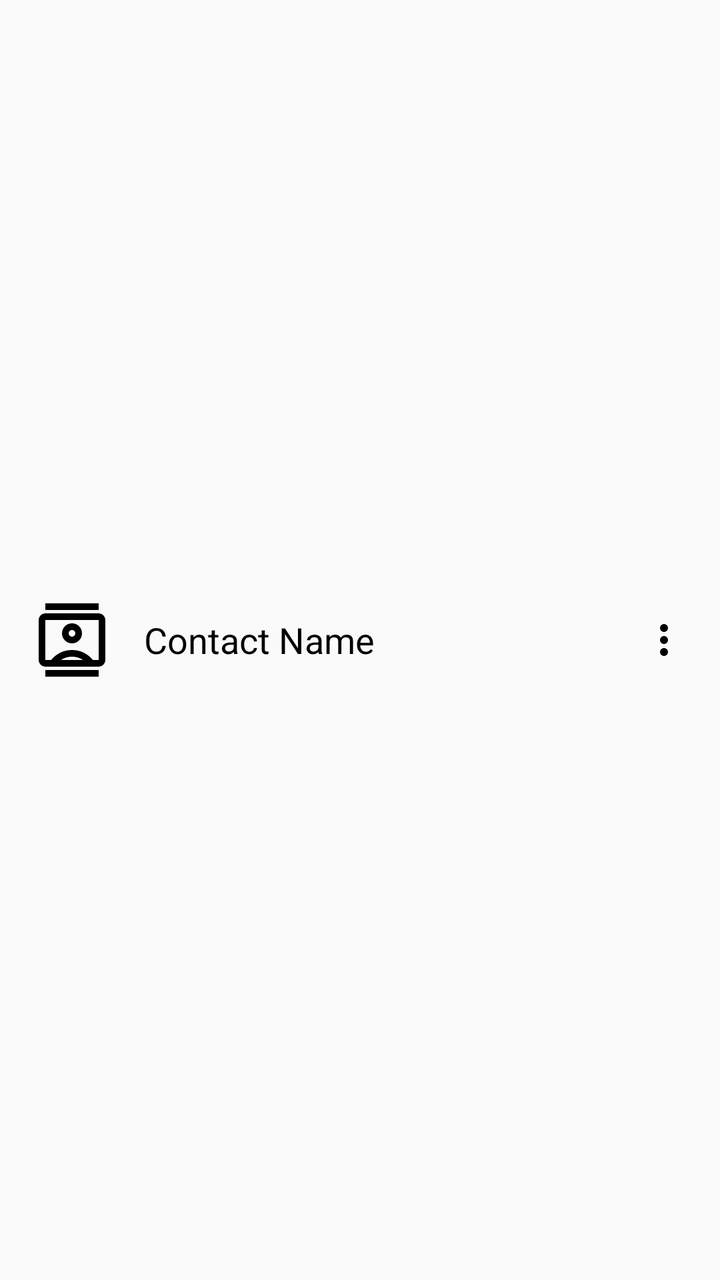
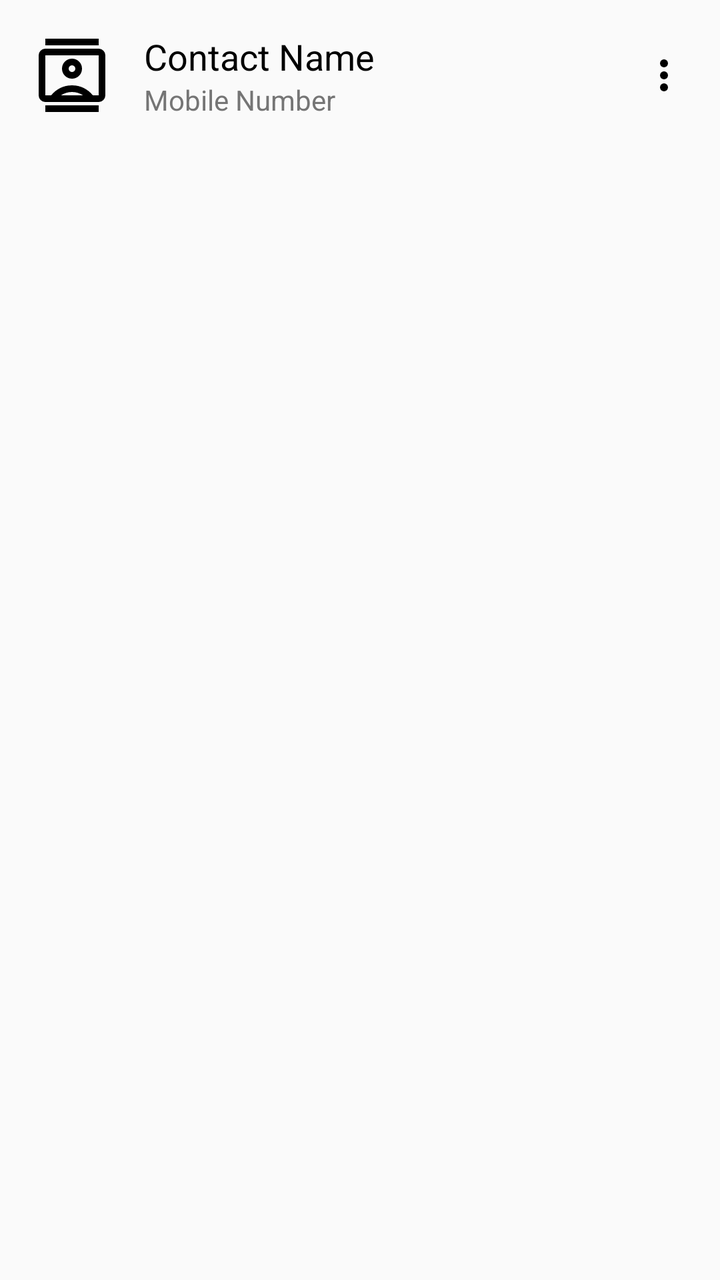

Two renders of the same Android screen: before a commit and after it. Below are the layout's source before the change and the commit's diff.
<!-- AndroidManifest.xml: application theme Theme.Expo -->
<!-- res/layout/friends_list_item.xml -->
<?xml version="1.0" encoding="utf-8"?>
<LinearLayout xmlns:android="http://schemas.android.com/apk/res/android"
    xmlns:app="http://schemas.android.com/apk/res-auto"
    android:layout_width="match_parent"
    android:layout_height="wrap_content"
    android:gravity="center_vertical"
    android:padding="16dp"
    android:orientation="horizontal">

    <ImageView
        android:id="@+id/contact_icon"
        android:layout_width="40dp"
        android:layout_height="40dp"
        android:src="@drawable/contact"
        android:layout_marginRight="16dp"
        app:tint="@color/black" />

    <TextView
        android:id="@+id/friend_name"
        android:layout_width="0dp"
        android:layout_height="wrap_content"
        android:layout_weight="1"
        android:textColor="#000000"
        android:textSize="18sp"
        android:text="Contact Name" />

    <ImageView
        android:id="@+id/more_options"
        android:layout_width="wrap_content"
        app:tint="@color/black"
        android:layout_height="wrap_content"
        android:src="@drawable/ic_more_vert" />

</LinearLayout>
<!-- resources referenced by this layout -->
<resources>
  <color name="black">#FF000000</color>
  <!-- drawable contact (drawable) -->
  <vector xmlns:android="http://schemas.android.com/apk/res/android"
      android:width="24dp"
      android:height="24dp"
      android:viewportWidth="960"
      android:viewportHeight="960">
    <path
        android:pathData="M160,920v-80h640v80L160,920ZM160,120v-80h640v80L160,120ZM480,520q50,0 85,-35t35,-85q0,-50 -35,-85t-85,-35q-50,0 -85,35t-35,85q0,50 35,85t85,35ZM160,800q-33,0 -56.5,-23.5T80,720v-480q0,-33 23.5,-56.5T160,160h640q33,0 56.5,23.5T880,240v480q0,33 -23.5,56.5T800,800L160,800ZM230,720q45,-56 109,-88t141,-32q77,0 141,32t109,88h70v-480L160,240v480h70ZM348,720h264q-29,-20 -62.5,-30T480,680q-36,0 -69.5,10T348,720ZM480,440q-17,0 -28.5,-11.5T440,400q0,-17 11.5,-28.5T480,360q17,0 28.5,11.5T520,400q0,17 -11.5,28.5T480,440ZM480,480Z"
        android:fillColor="#e8eaed"/>
  </vector>
  <!-- drawable ic_more_vert (drawable) -->
  <vector xmlns:android="http://schemas.android.com/apk/res/android"
      android:width="24dp"
      android:height="24dp"
      android:viewportWidth="960"
      android:viewportHeight="960">
    <path
        android:pathData="M480,800q-33,0 -56.5,-23.5T400,720q0,-33 23.5,-56.5T480,640q33,0 56.5,23.5T560,720q0,33 -23.5,56.5T480,800ZM480,560q-33,0 -56.5,-23.5T400,480q0,-33 23.5,-56.5T480,400q33,0 56.5,23.5T560,480q0,33 -23.5,56.5T480,560ZM480,320q-33,0 -56.5,-23.5T400,240q0,-33 23.5,-56.5T480,160q33,0 56.5,23.5T560,240q0,33 -23.5,56.5T480,320Z"
        android:fillColor="#e8eaed"/>
  </vector>
  <style name="Theme.Expo" parent="Base.Theme.Expo" />
  <style name="Base.Theme.Expo" parent="Theme.AppCompat.DayNight.NoActionBar">
          
          
      </style>
</resources>

<!-- the commit's change to res/layout/friends_list_item.xml (unified diff, before → after) -->
@@ -3,32 +3,49 @@
     xmlns:app="http://schemas.android.com/apk/res-auto"
     android:layout_width="match_parent"
     android:layout_height="wrap_content"
-    android:gravity="center_vertical"
-    android:padding="16dp"
-    android:orientation="horizontal">
+    android:orientation="vertical"  android:padding="16dp">
 
-    <ImageView
-        android:id="@+id/contact_icon"
-        android:layout_width="40dp"
-        android:layout_height="40dp"
-        android:src="@drawable/contact"
-        android:layout_marginRight="16dp"
-        app:tint="@color/black" />
+    <LinearLayout
+        android:layout_width="match_parent"
+        android:layout_height="wrap_content"
+        android:orientation="horizontal"
+        android:gravity="center_vertical">
 
-    <TextView
-        android:id="@+id/friend_name"
-        android:layout_width="0dp"
-        android:layout_height="wrap_content"
-        android:layout_weight="1"
-        android:textColor="#000000"
-        android:textSize="18sp"
-        android:text="Contact Name" />
+        <ImageView
+            android:id="@+id/contact_icon"
+            android:layout_width="40dp"
+            android:layout_height="40dp"
+            android:src="@drawable/contact"
+            android:layout_marginRight="16dp"
+            app:tint="@color/black" />
 
-    <ImageView
-        android:id="@+id/more_options"
-        android:layout_width="wrap_content"
-        app:tint="@color/black"
-        android:layout_height="wrap_content"
-        android:src="@drawable/ic_more_vert" />
+        <LinearLayout
+            android:layout_width="0dp"
+            android:layout_height="wrap_content"
+            android:layout_weight="1"
+            android:orientation="vertical">  <TextView
+            android:id="@+id/friend_name"
+            android:layout_width="wrap_content"
+            android:layout_height="wrap_content"
+            android:textColor="#000000"
+            android:textSize="18sp"
+            android:text="Contact Name" />
+
+            <TextView
+                android:id="@+id/friend_number"  android:layout_width="wrap_content"
+                android:layout_height="wrap_content"
+                android:textColor="#757575"  android:textSize="14sp"
+                android:text="Mobile Number" />
+
+        </LinearLayout>
+
+        <ImageView
+            android:id="@+id/more_options"
+            android:layout_width="wrap_content"
+            android:layout_height="wrap_content"
+            app:tint="@color/black"
+            android:src="@drawable/ic_more_vert" />
+
+    </LinearLayout>
 
 </LinearLayout>
